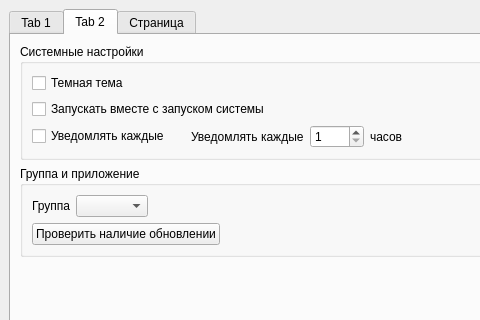
This is Actualochka/ui/mainwindow.ui in OmarSyba/MPEI-Actualochka as Qt 5 draws it before an edit; both pictures show x 0 to 480 and y 0 to 320 of the 858 by 598 pixel window. The edited form follows.
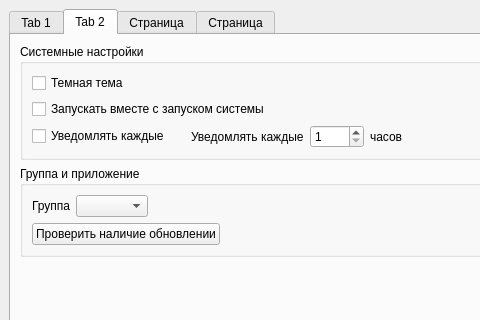
This is the edited form. The open tabs and pages were chosen to show the change.

Commit message: create 4 tab with lessions materials

Patch:
```diff
--- a/Actualochka/ui/mainwindow.ui
+++ b/Actualochka/ui/mainwindow.ui
@@ -402,6 +402,11 @@
         </item>
        </layout>
       </widget>
+      <widget class="QWidget" name="tab_4">
+       <attribute name="title">
+        <string>Страница</string>
+       </attribute>
+      </widget>
      </widget>
     </item>
    </layout>
```
Left out of the diff: 2 changed lines with no effect on the pictures. The commit also changes 1 other file.
